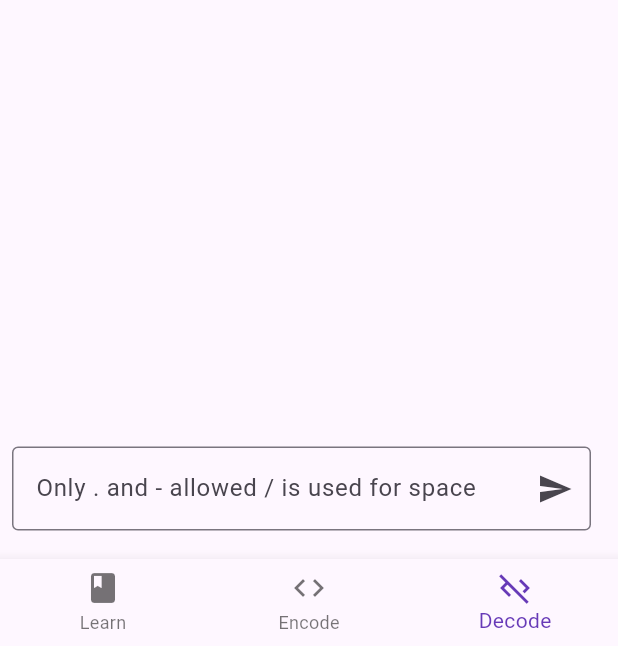
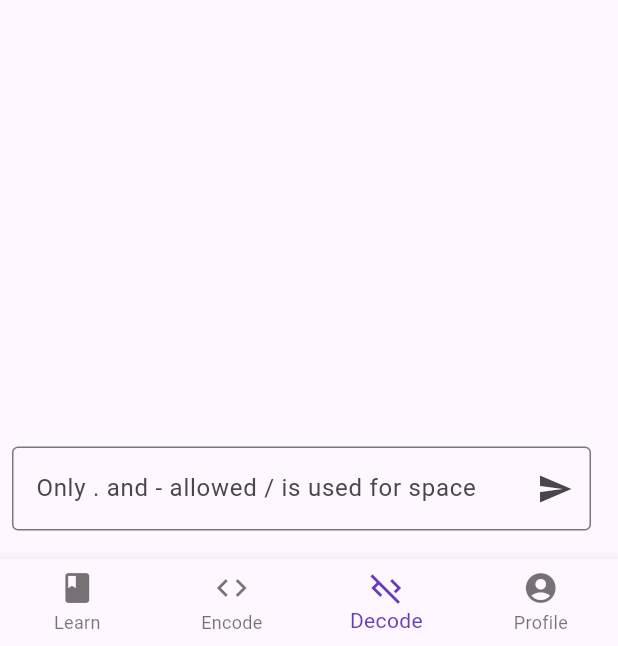
Before and after one commit to JagdishOnGH/morse_app, a Flutter app: the screen it shows after launch, item 3 of the bottom bar chosen, on a phone screen of 412 x 824 dp, the part 590-1236 px from its top. Run offline on Flutter 3.47's test engine with Material 3 defaults, Android fonts, the phone set to English and light mode, and no system bars; our stand-ins replace fluttertoast.

Commit message:
chore: small fixes

```diff
--- a/lib/pages/entry_point_page.dart
+++ b/lib/pages/entry_point_page.dart
@@ -44,6 +44,8 @@ class _EntryPointPageState extends State<EntryPointPage> {
             icon: Icon(Icons.code_off),
             label: 'Decode',
           ),
+          BottomNavigationBarItem(
+              icon: Icon(Icons.account_circle), label: 'Profile'),
         ],
         currentIndex: currentIndex,
         selectedItemColor: Colors.deepPurple,
```
